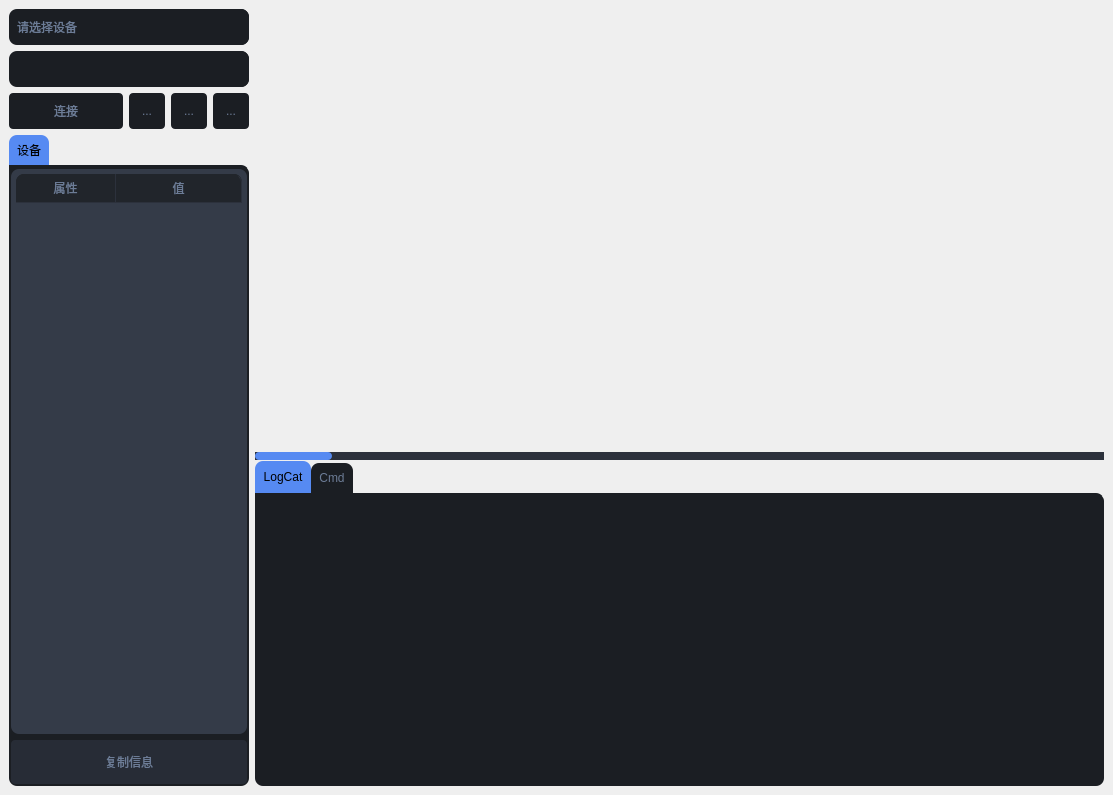
Old version of the form src/perfcat/pages/profiler/ui_profiler.ui in the repository kaluluosi/PerformanceCatcher.
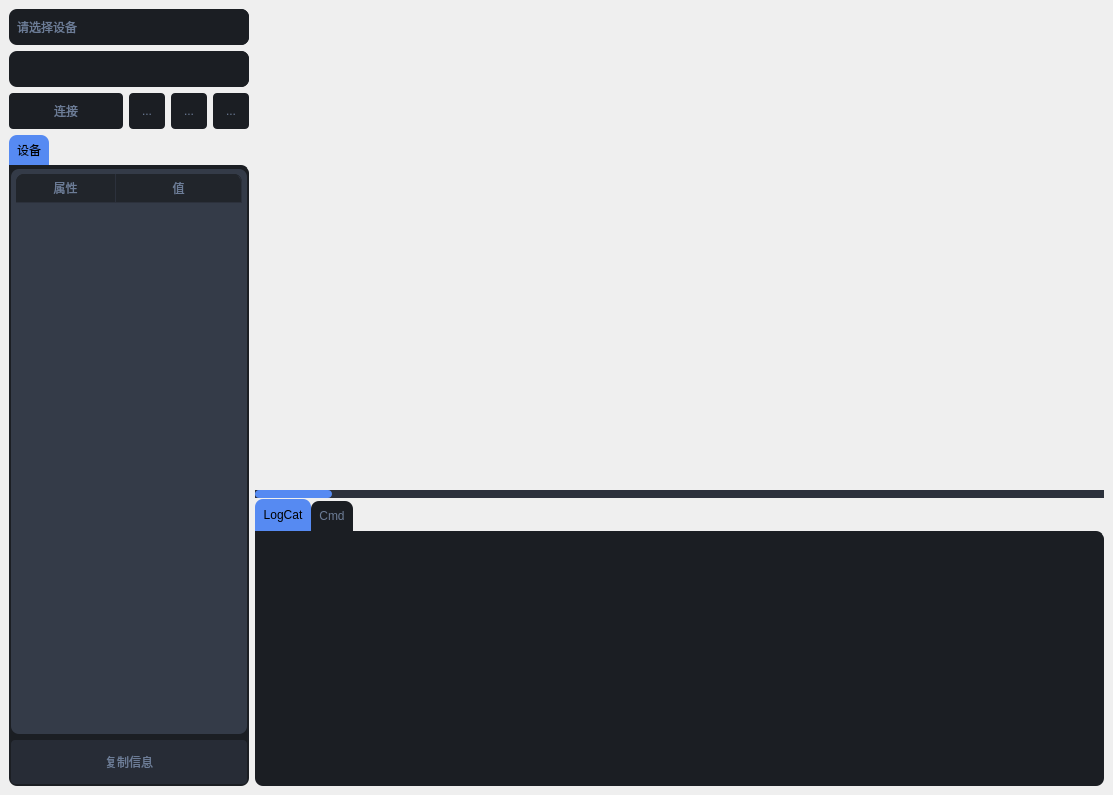
New version of the form. Icons and pictures are not drawn.

What changed in the file:
```diff
--- a/src/perfcat/pages/profiler/ui_profiler.ui
+++ b/src/perfcat/pages/profiler/ui_profiler.ui
@@ -1003,7 +1003,7 @@
                   <x>0</x>
                   <y>0</y>
                   <width>849</width>
-                  <height>445</height>
+                  <height>438</height>
                  </rect>
                 </property>
                 <property name="layoutDirection">
@@ -1101,7 +1101,20 @@
                 <attribute name="title">
                  <string>LogCat</string>
                 </attribute>
-                <layout class="QVBoxLayout" name="verticalLayout_8"/>
+                <layout class="QVBoxLayout" name="verticalLayout_8">
+                 <property name="leftMargin">
+                  <number>4</number>
+                 </property>
+                 <property name="topMargin">
+                  <number>4</number>
+                 </property>
+                 <property name="rightMargin">
+                  <number>4</number>
+                 </property>
+                 <property name="bottomMargin">
+                  <number>4</number>
+                 </property>
+                </layout>
                </widget>
                <widget class="QWidget" name="tab_4">
                 <attribute name="icon">
```
